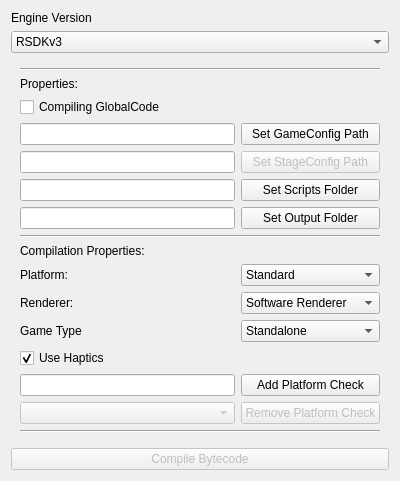
Above: RetroEDv2/tools/scriptcompiler.ui from RSDKModding/RetroED before the change. Below: the same form after it.
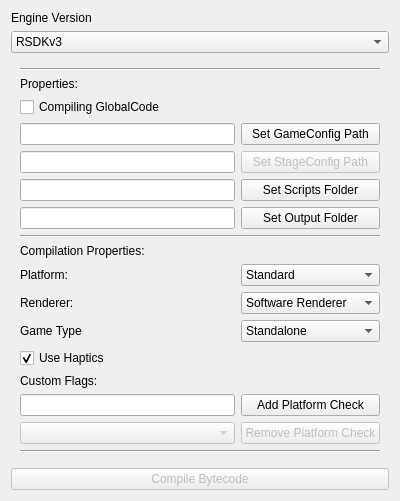
That is the form after the change.

Commit message: make it painfully obvious

The edit to the form file:
```diff
--- a/RetroEDv2/tools/scriptcompiler.ui
+++ b/RetroEDv2/tools/scriptcompiler.ui
@@ -105,6 +105,13 @@
          </item>
         </widget>
        </item>
+       <item row="18" column="0">
+        <widget class="QLineEdit" name="customFlagText">
+         <property name="maxLength">
+          <number>31</number>
+         </property>
+        </widget>
+       </item>
        <item row="3" column="1">
         <widget class="QPushButton" name="setGameConfig">
          <property name="toolTip">
@@ -128,7 +135,7 @@
          </property>
         </widget>
        </item>
-       <item row="19" column="0">
+       <item row="20" column="0">
         <spacer name="verticalSpacer">
          <property name="orientation">
           <enum>Qt::Vertical</enum>
@@ -141,6 +148,13 @@
          </property>
         </spacer>
        </item>
+       <item row="18" column="1">
+        <widget class="QPushButton" name="addCFlag">
+         <property name="text">
+          <string>Add Platform Check</string>
+         </property>
+        </widget>
+       </item>
        <item row="2" column="0" colspan="2">
         <widget class="QCheckBox" name="isGlobal">
          <property name="toolTip">
@@ -151,6 +165,16 @@
          </property>
         </widget>
        </item>
+       <item row="19" column="1">
+        <widget class="QPushButton" name="removeCFlag">
+         <property name="enabled">
+          <bool>false</bool>
+         </property>
+         <property name="text">
+          <string>Remove Platform Check</string>
+         </property>
+        </widget>
+       </item>
        <item row="12" column="0">
         <widget class="QLabel" name="label_2">
          <property name="text">
@@ -182,7 +206,7 @@
          </property>
         </widget>
        </item>
-       <item row="18" column="0">
+       <item row="19" column="0">
         <widget class="QComboBox" name="customFlagList">
          <property name="enabled">
           <bool>false</bool>
@@ -232,7 +256,7 @@
          </property>
         </widget>
        </item>
-       <item row="20" column="0" colspan="2">
+       <item row="21" column="0" colspan="2">
         <widget class="Line" name="line_3">
          <property name="orientation">
           <enum>Qt::Horizontal</enum>
@@ -273,27 +297,10 @@
          </property>
         </widget>
        </item>
-       <item row="17" column="1">
-        <widget class="QPushButton" name="addCFlag">
-         <property name="text">
-          <string>Add Platform Check</string>
-         </property>
-        </widget>
-       </item>
-       <item row="18" column="1">
-        <widget class="QPushButton" name="removeCFlag">
-         <property name="enabled">
-          <bool>false</bool>
-         </property>
-         <property name="text">
-          <string>Remove Platform Check</string>
-         </property>
-        </widget>
-       </item>
        <item row="17" column="0">
-        <widget class="QLineEdit" name="customFlagText">
-         <property name="maxLength">
-          <number>31</number>
+        <widget class="QLabel" name="label_8">
+         <property name="text">
+          <string>Custom Flags:</string>
          </property>
         </widget>
        </item>
```
